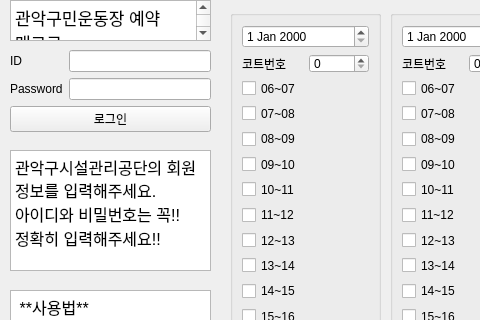
Above: gwanak-for-mac/gwanak.ui from thisIsJooS/Court-Reservation-Macro before the change; both pictures show x 0 to 480 and y 0 to 320 of the 748 by 562 pixel window. Below: the same form after it.
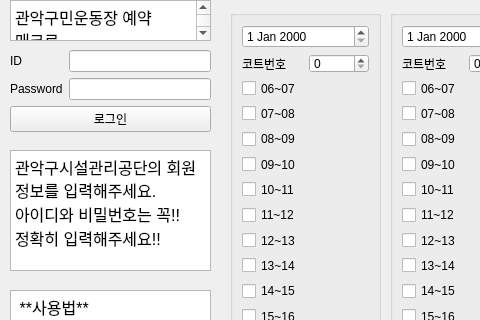
That is the form after the change.

Commit message: ui 오류 수정

What changed in the file:
```diff
--- a/gwanak-for-mac/gwanak.ui
+++ b/gwanak-for-mac/gwanak.ui
@@ -67,8 +67,8 @@
 &lt;html&gt;&lt;head&gt;&lt;meta name=&quot;qrichtext&quot; content=&quot;1&quot; /&gt;&lt;style type=&quot;text/css&quot;&gt;
 p, li { white-space: pre-wrap; }
 &lt;/style&gt;&lt;/head&gt;&lt;body style=&quot; font-family:'.AppleSystemUIFont'; font-size:13pt; font-weight:400; font-style:normal;&quot;&gt;
-&lt;p style=&quot; margin-top:0px; margin-bottom:0px; margin-left:0px; margin-right:0px; -qt-block-indent:0; text-indent:0px;&quot;&gt;관악구민운동장 예약 매크로&lt;/p&gt;
-&lt;p style=&quot; margin-top:0px; margin-bottom:0px; margin-left:0px; margin-right:0px; -qt-block-indent:0; text-indent:0px;&quot;&gt;v1.2.0&lt;/p&gt;&lt;/body&gt;&lt;/html&gt;</string>
+&lt;p style=&quot; margin-top:0px; margin-bottom:0px; margin-left:0px; margin-right:0px; -qt-block-indent:0; text-indent:0px;&quot;&gt;&lt;span style=&quot; font-size:12pt;&quot;&gt;관악구민운동장 예약 매크로&lt;/span&gt;&lt;/p&gt;
+&lt;p style=&quot; margin-top:0px; margin-bottom:0px; margin-left:0px; margin-right:0px; -qt-block-indent:0; text-indent:0px;&quot;&gt;&lt;span style=&quot; font-size:12pt;&quot;&gt;v1.2.0&lt;/span&gt;&lt;/p&gt;&lt;/body&gt;&lt;/html&gt;</string>
     </property>
    </widget>
    <widget class="QCheckBox" name="testModeBtn">
```
